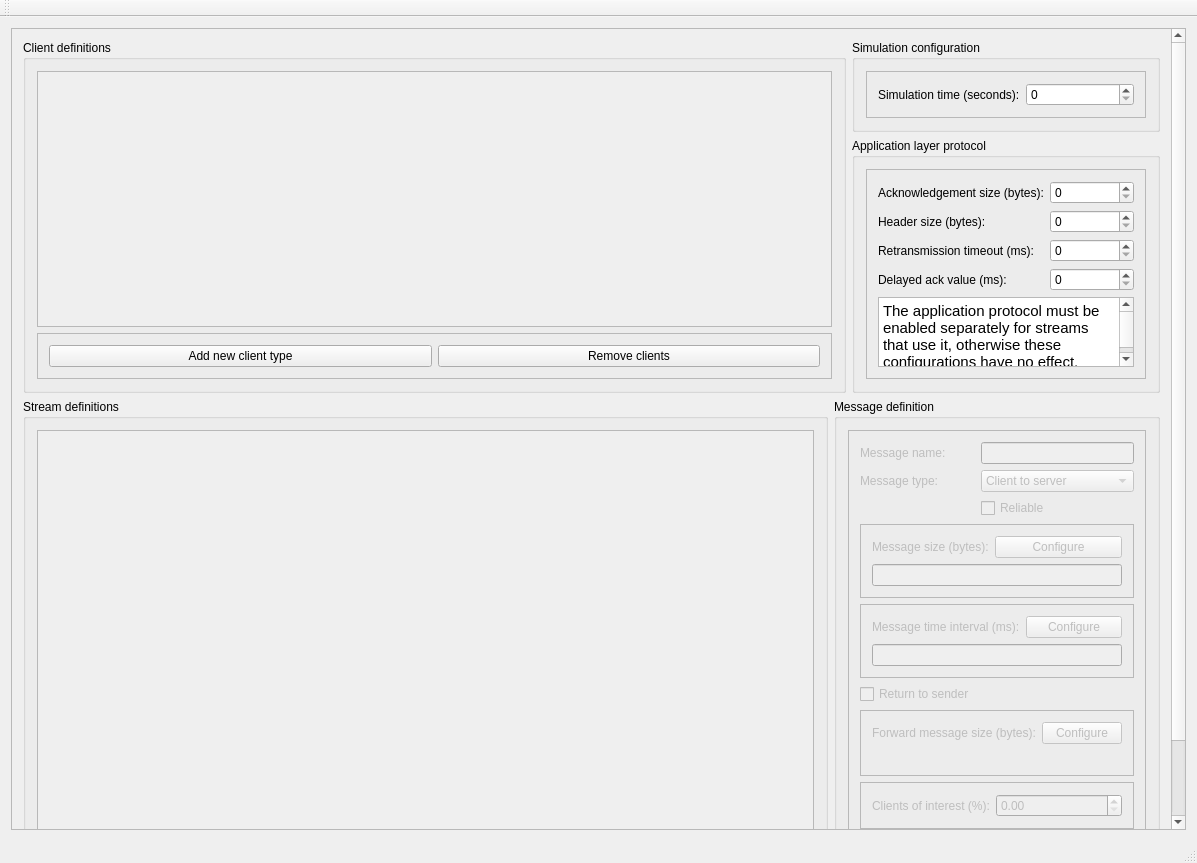
Old version of the form GUI/mainwindow.ui in the repository Chiru/NVE_Simulation.
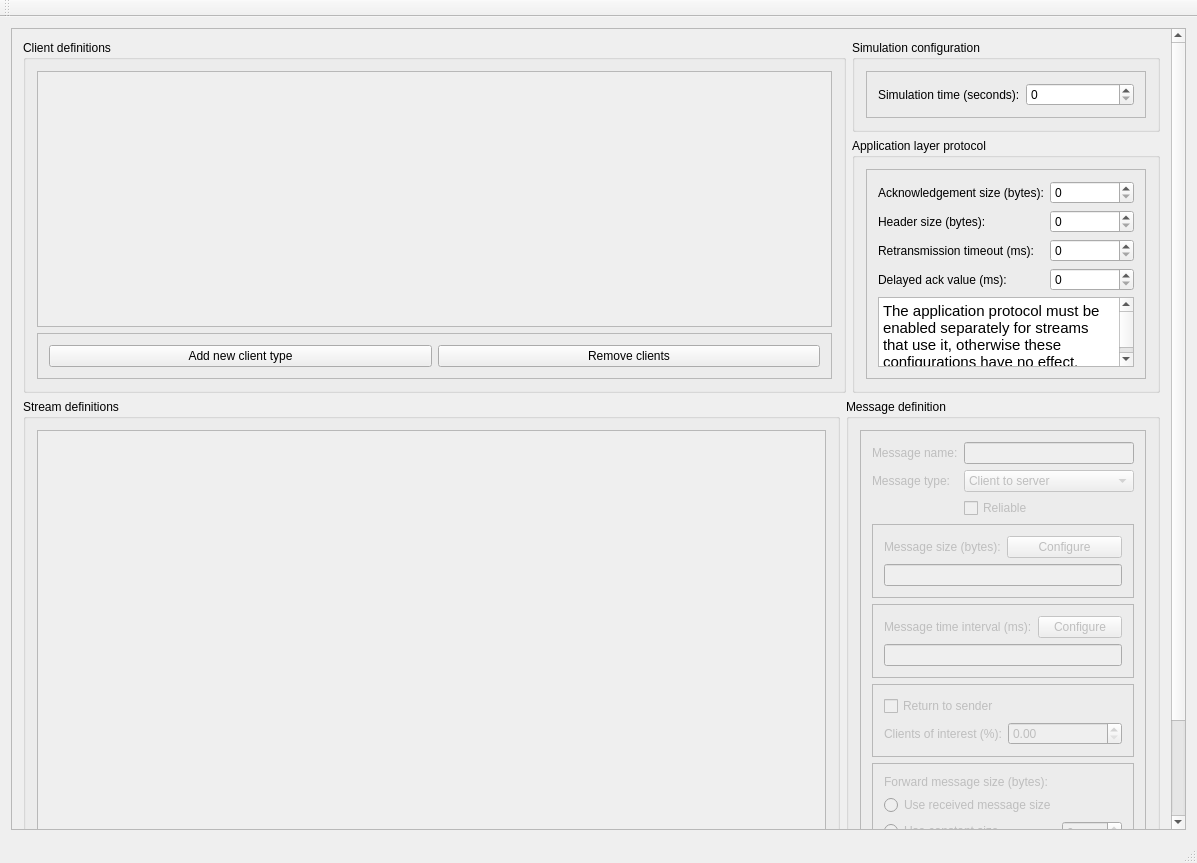
New version of the form.

```diff
--- a/GUI/mainwindow.ui
+++ b/GUI/mainwindow.ui
@@ -30,9 +30,9 @@
        <property name="geometry">
         <rect>
          <x>0</x>
-         <y>0</y>
+         <y>-149</y>
          <width>1161</width>
-         <height>914</height>
+         <height>960</height>
         </rect>
        </property>
        <layout class="QGridLayout" name="gridLayout_5">
@@ -239,8 +239,8 @@
                <rect>
                 <x>0</x>
                 <y>0</y>
-                <width>750</width>
-                <height>444</height>
+                <width>768</width>
+                <height>490</height>
                </rect>
               </property>
              </widget>
@@ -447,20 +447,7 @@
                 </layout>
                </widget>
               </item>
-              <item row="6" column="0">
-               <widget class="QCheckBox" name="message_returnToSender">
-                <property name="enabled">
-                 <bool>false</bool>
-                </property>
-                <property name="toolTip">
-                 <string>Defines whether the receiver returns the message.</string>
-                </property>
-                <property name="text">
-                 <string>Return to sender</string>
-                </property>
-               </widget>
-              </item>
-              <item row="7" column="0" colspan="2">
+              <item row="8" column="0" colspan="2">
                <widget class="QFrame" name="message_forwardMessageSizeFrame">
                 <property name="toolTip">
                  <string>The size of the forwarded (or returned) message in bytes.</string>
@@ -471,8 +458,8 @@
                 <property name="frameShadow">
                  <enum>QFrame::Raised</enum>
                 </property>
-                <layout class="QGridLayout" name="gridLayout_4">
-                 <item row="0" column="0">
+                <layout class="QFormLayout" name="formLayout_5">
+                 <item row="1" column="0">
                   <widget class="QLabel" name="message_forwardMessageSize">
                    <property name="enabled">
                     <bool>false</bool>
@@ -482,54 +469,33 @@
                    </property>
                   </widget>
                  </item>
-                 <item row="0" column="1">
-                  <widget class="QPushButton" name="message_configForwardMessageSize">
+                 <item row="2" column="0">
+                  <widget class="QRadioButton" name="message_forwardMessageSizeRadioButton_received">
+                   <property name="toolTip">
+                    <string>Use size similar to the received message.</string>
+                   </property>
                    <property name="text">
-                    <string>Configure</string>
+                    <string>Use received message size</string>
                    </property>
                   </widget>
                  </item>
-                 <item row="1" column="0" colspan="2">
-                  <widget class="QLabel" name="label_9">
+                 <item row="3" column="0">
+                  <widget class="QRadioButton" name="message_forwardMessageSizeRadioButton_constant">
+                   <property name="toolTip">
+                    <string>Use constant size regardless of the received message size.</string>
+                   </property>
                    <property name="text">
-                    <string/>
+                    <string>Use constant size</string>
                    </property>
                   </widget>
                  </item>
-                </layout>
-               </widget>
-              </item>
-              <item row="8" column="0" colspan="2">
-               <widget class="QFrame" name="message_clientsOfInterestFrame">
-                <property name="enabled">
-                 <bool>false</bool>
-                </property>
-                <property name="toolTip">
-                 <string>Defines the percentage of the other clients that receive the  forwarded message from the server. </string>
-                </property>
-                <property name="frameShape">
-                 <enum>QFrame::StyledPanel</enum>
-                </property>
-                <property name="frameShadow">
-                 <enum>QFrame::Raised</enum>
-                </property>
-                <layout class="QFormLayout" name="formLayout_4">
-                 <item row="0" column="0">
-                  <widget class="QLabel" name="message_clientsOfInterest">
-                   <property name="enabled">
-                    <bool>false</bool>
-                   </property>
+                 <item row="3" column="1">
+                  <widget class="QSpinBox" name="message_forwardMessageSpinBox">
                    <property name="toolTip">
                     <string/>
                    </property>
-                   <property name="text">
-                    <string>Clients of interest (%):</string>
-                   </property>
                   </widget>
                  </item>
-                 <item row="0" column="1">
-                  <widget class="QDoubleSpinBox" name="message_clientsOfInterestSpinBox"/>
-                 </item>
                 </layout>
                </widget>
               </item>
@@ -972,6 +938,60 @@
                 </property>
                </widget>
               </item>
+              <item row="7" column="0" colspan="2">
+               <widget class="QFrame" name="message_clientsOfInterestFrame">
+                <property name="enabled">
+                 <bool>false</bool>
+                </property>
+                <property name="toolTip">
+                 <string/>
+                </property>
+                <property name="frameShape">
+                 <enum>QFrame::StyledPanel</enum>
+                </property>
+                <property name="frameShadow">
+                 <enum>QFrame::Raised</enum>
+                </property>
+                <layout class="QFormLayout" name="formLayout_4">
+                 <property name="fieldGrowthPolicy">
+                  <enum>QFormLayout::AllNonFixedFieldsGrow</enum>
+                 </property>
+                 <item row="1" column="0">
+                  <widget class="QLabel" name="message_clientsOfInterest">
+                   <property name="enabled">
+                    <bool>false</bool>
+                   </property>
+                   <property name="toolTip">
+                    <string>Defines the percentage of the clients that receive the forwarded message from the server. </string>
+                   </property>
+                   <property name="text">
+                    <string>Clients of interest (%):</string>
+                   </property>
+                  </widget>
+                 </item>
+                 <item row="1" column="1">
+                  <widget class="QDoubleSpinBox" name="message_clientsOfInterestSpinBox">
+                   <property name="toolTip">
+                    <string>Defines the percentage of the other clients that receive the  forwarded message from the server. </string>
+                   </property>
+                  </widget>
+                 </item>
+                 <item row="0" column="0">
+                  <widget class="QCheckBox" name="message_returnToSender">
+                   <property name="enabled">
+                    <bool>false</bool>
+                   </property>
+                   <property name="toolTip">
+                    <string>Defines whether the receiver returns the message.</string>
+                   </property>
+                   <property name="text">
+                    <string>Return to sender</string>
+                   </property>
+                  </widget>
+                 </item>
+                </layout>
+               </widget>
+              </item>
              </layout>
             </widget>
            </item>
```
Left out of the diff: 8 changed lines with no effect on the pictures.
